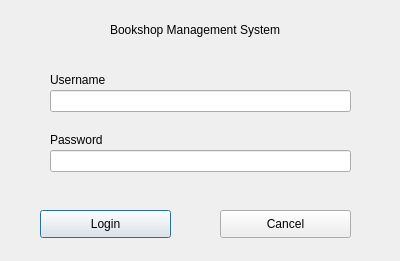
Above: SemesterProject/login.ui from yuropetuy/Web-Programming-COMPE361 before the change. Below: the same form after it.
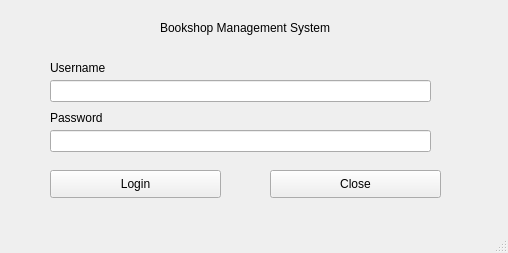
That is the form after the change.

Diff of the .ui file:
```diff
--- a/SemesterProject/login.ui
+++ b/SemesterProject/login.ui
@@ -1,24 +1,25 @@
 <?xml version="1.0" encoding="UTF-8"?>
 <ui version="4.0">
  <class>Login</class>
- <widget class="QDialog" name="Login">
+ <widget class="QMainWindow" name="Login">
   <property name="geometry">
    <rect>
     <x>0</x>
     <y>0</y>
-    <width>400</width>
-    <height>261</height>
+    <width>508</width>
+    <height>253</height>
    </rect>
   </property>
   <property name="windowTitle">
    <string>Dialog</string>
   </property>
+  <widget class="QWidget" name="centralwidget">
   <widget class="QPushButton" name="login_btn">
    <property name="geometry">
     <rect>
-     <x>40</x>
-     <y>210</y>
-     <width>131</width>
+      <x>50</x>
+      <y>170</y>
+      <width>171</width>
      <height>28</height>
     </rect>
    </property>
@@ -29,23 +30,23 @@
   <widget class="QPushButton" name="cancel_btn">
    <property name="geometry">
     <rect>
-     <x>220</x>
-     <y>210</y>
-     <width>131</width>
+      <x>270</x>
+      <y>170</y>
+      <width>171</width>
      <height>28</height>
     </rect>
    </property>
    <property name="text">
-    <string>Cancel</string>
+     <string>Close</string>
    </property>
   </widget>
   <widget class="QLabel" name="title_label">
    <property name="geometry">
     <rect>
-     <x>110</x>
+      <x>160</x>
      <y>20</y>
-     <width>191</width>
-     <height>20</height>
+      <width>181</width>
+      <height>16</height>
     </rect>
    </property>
    <property name="text">
@@ -56,29 +57,44 @@
    <property name="geometry">
     <rect>
      <x>50</x>
-     <y>90</y>
-     <width>301</width>
+      <y>80</y>
+      <width>381</width>
      <height>22</height>
     </rect>
    </property>
+    <property name="text">
+     <string/>
+    </property>
   </widget>
   <widget class="QLineEdit" name="pass_le">
    <property name="geometry">
     <rect>
      <x>50</x>
-     <y>150</y>
-     <width>301</width>
+      <y>130</y>
+      <width>381</width>
      <height>22</height>
     </rect>
    </property>
+    <property name="cursor">
+     <cursorShape>IBeamCursor</cursorShape>
+    </property>
+    <property name="focusPolicy">
+     <enum>Qt::StrongFocus</enum>
+    </property>
+    <property name="inputMethodHints">
+     <set>Qt::ImhHiddenText|Qt::ImhNoAutoUppercase|Qt::ImhSensitiveData</set>
+    </property>
+    <property name="text">
+     <string/>
+    </property>
   </widget>
   <widget class="QLabel" name="user_label">
    <property name="geometry">
     <rect>
      <x>50</x>
-     <y>70</y>
-     <width>271</width>
-     <height>20</height>
+      <y>60</y>
+      <width>71</width>
+      <height>16</height>
     </rect>
    </property>
    <property name="text">
@@ -89,15 +105,27 @@
    <property name="geometry">
     <rect>
      <x>50</x>
-     <y>130</y>
-     <width>271</width>
-     <height>20</height>
+      <y>110</y>
+      <width>71</width>
+      <height>16</height>
     </rect>
    </property>
    <property name="text">
     <string>Password</string>
    </property>
   </widget>
+  </widget>
+  <widget class="QMenuBar" name="menubar">
+   <property name="geometry">
+    <rect>
+     <x>0</x>
+     <y>0</y>
+     <width>508</width>
+     <height>26</height>
+    </rect>
+   </property>
+  </widget>
+  <widget class="QStatusBar" name="statusbar"/>
  </widget>
  <resources/>
  <connections/>
```
Left out of the diff: 2 changed lines with no effect on the pictures. Lines whose indentation alone changed are shown as unchanged.
